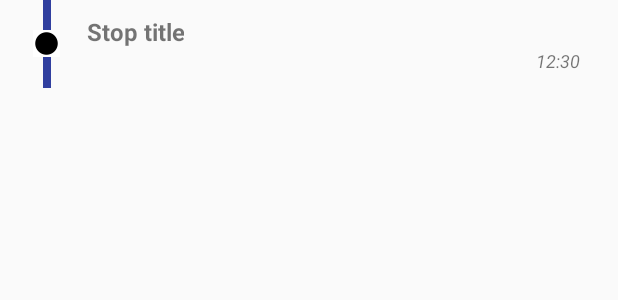
After one commit to FernandoSierraPastrana/d2d, an Android app: the layout item_route_stop.xml on its own in the app's theme, with its tools: preview values and no code run, on a phone screen of 412 x 824 dp. The commit adds this screen. Shown: the top 300 px of the screen. Run offline under Robolectric (Android 15) with nearby library versions, the phone set to English and light mode, and no system bars.

Commit message:
Routes drawing
Add of stop items delegate.
Add of UI homogenization for route detail.

```diff
--- a/app/src/main/java/com/fernandosierra/door2door/presentation/screens/routes/RoutesActivity.kt
+++ b/app/src/main/java/com/fernandosierra/door2door/presentation/screens/routes/RoutesActivity.kt
@@ -96,7 +96,7 @@ class RoutesActivity : AppCompatActivity(), RoutesView, OnMapReadyCallback {
         endMarkerBitmap = tintBitmap(markerBitmap, ContextCompat.getColor(this, R.color.end_marker))
 
         val mapFragment = supportFragmentManager.findFragmentById(R.id.map_routes) as SupportMapFragment
-        stopBitmap = BitmapFactory.decodeResource(resources, R.drawable.ic_stop)
+        stopBitmap = BitmapFactory.decodeResource(resources, R.drawable.ic_stop_map)
 
         routesPageAdapter = RoutesPageAdapter(supportFragmentManager)
         pager_routes_detail.adapter = routesPageAdapter
--- a/app/src/main/java/com/fernandosierra/door2door/presentation/screens/routes/detail/delegates/SegmentDelegate.kt
+++ b/app/src/main/java/com/fernandosierra/door2door/presentation/screens/routes/detail/delegates/SegmentDelegate.kt
@@ -1,6 +1,5 @@
 package com.fernandosierra.door2door.presentation.screens.routes.detail.delegates
 
-import android.graphics.Color
 import android.support.v7.widget.RecyclerView
 import android.view.LayoutInflater
 import android.view.View
@@ -27,9 +26,8 @@ class SegmentDelegate : RouteDelegate<SegmentViewType, SegmentDelegate.Companion
 
     override fun onBindViewHolder(holder: SegmentViewHolder?, viewType: SegmentViewType) {
         if (holder != null) {
-            val color = Color.parseColor(viewType.color)
-            holder.imageIndicator.setColorFilter(color)
-            holder.line.setBackgroundColor(color)
+            holder.imageIndicator.setColorFilter(viewType.color)
+            holder.line.setBackgroundColor(viewType.color)
             holder.name.text = viewType.name
             holder.description.text = viewType.description
             GlideSvg.loadInto(viewType.icon, holder.imageMode)
--- a/app/src/main/java/com/fernandosierra/door2door/presentation/screens/routes/detail/viewtypes/SegmentViewType.kt
+++ b/app/src/main/java/com/fernandosierra/door2door/presentation/screens/routes/detail/viewtypes/SegmentViewType.kt
@@ -5,5 +5,5 @@ import com.fernandosierra.door2door.domain.model.Segment
 class SegmentViewType(val name: String?,
                       @Segment.Mode val travelMode: String,
                       val description: String?,
-                      val color: String,
+                      val color: Int,
                       val icon: String) : ViewType
--- a/app/src/main/java/com/fernandosierra/door2door/presentation/screens/routes/detail/viewtypes/ViewType.kt
+++ b/app/src/main/java/com/fernandosierra/door2door/presentation/screens/routes/detail/viewtypes/ViewType.kt
@@ -4,5 +4,6 @@ interface ViewType {
     companion object {
         const val TYPE_HEADER = 1
         const val TYPE_SEGMENT = 2
+        const val TYPE_STOP = 3
     }
 }
--- /dev/null
+++ b/app/src/main/res/layout/item_route_stop.xml
@@ -0,0 +1,66 @@
+<?xml version="1.0" encoding="utf-8"?>
+<RelativeLayout xmlns:android="http://schemas.android.com/apk/res/android"
+    xmlns:tools="http://schemas.android.com/tools"
+    android:layout_width="match_parent"
+    android:layout_height="wrap_content"
+    android:paddingLeft="15dp"
+    android:paddingRight="15dp">
+
+    <FrameLayout
+        android:id="@+id/container_stop_indicator"
+        android:layout_width="32dp"
+        android:layout_height="wrap_content"
+        android:layout_alignBottom="@+id/container_stop_title"
+        android:layout_alignParentTop="true"
+        android:orientation="vertical">
+
+        <View
+            android:id="@+id/view_stop_line"
+            android:layout_width="5dp"
+            android:layout_height="match_parent"
+            android:layout_gravity="center"
+            tools:background="@color/colorPrimaryDark" />
+
+        <ImageView
+            android:id="@+id/image_stop_indicator"
+            android:layout_width="wrap_content"
+            android:layout_height="wrap_content"
+            android:layout_gravity="center"
+            android:background="@color/cardview_light_background"
+            android:contentDescription="@null"
+            android:src="@drawable/ic_stop_map"
+            tools:tint="@color/colorPrimaryDark" />
+
+    </FrameLayout>
+
+    <LinearLayout
+        android:id="@+id/container_stop_title"
+        android:layout_width="match_parent"
+        android:layout_height="wrap_content"
+        android:layout_centerHorizontal="true"
+        android:layout_toEndOf="@id/container_stop_indicator"
+        android:layout_toRightOf="@id/container_stop_indicator"
+        android:orientation="vertical"
+        android:padding="10dp">
+
+        <TextView
+            android:id="@+id/text_stop_name"
+            android:layout_width="wrap_content"
+            android:layout_height="wrap_content"
+            android:gravity="center"
+            android:textSize="16sp"
+            android:textStyle="bold"
+            tools:text="Stop title" />
+
+        <TextView
+            android:id="@+id/text_stop_date"
+            android:layout_width="wrap_content"
+            android:layout_height="wrap_content"
+            android:gravity="center"
+            android:layout_gravity="end"
+            android:textSize="12sp"
+            android:textStyle="italic"
+            tools:text="12:30" />
+
+    </LinearLayout>
+</RelativeLayout>
```
Also changed, not shown: app/src/main/java/com/fernandosierra/door2door/presentation/screens/routes/detail/RouteAdapter.java (+26 -5 lines), app/src/main/java/com/fernandosierra/door2door/presentation/screens/routes/detail/delegates/StopDelegate.kt (added, +38 -0 lines), app/src/main/java/com/fernandosierra/door2door/presentation/screens/routes/detail/viewtypes/StopViewType.kt (added, +19 -0 lines), app/src/main/res/drawable/ic_stop.xml (added, +9 -0 lines), app/src/main/res/drawable-hdpi/ic_stop_map.png (renamed from app/src/main/res/drawable-hdpi/ic_stop.png), app/src/main/res/drawable-mdpi/ic_stop_map.png (renamed from app/src/main/res/drawable-mdpi/ic_stop.png), app/src/main/res/drawable-xhdpi/ic_stop_map.png (renamed from app/src/main/res/drawable-xhdpi/ic_stop.png), app/src/main/res/drawable-xxhdpi/ic_stop_map.png (renamed from app/src/main/res/drawable-xxhdpi/ic_stop.png), app/src/main/res/drawable-xxxhdpi/ic_stop_map.png (renamed from app/src/main/res/drawable-xxxhdpi/ic_stop.png).
